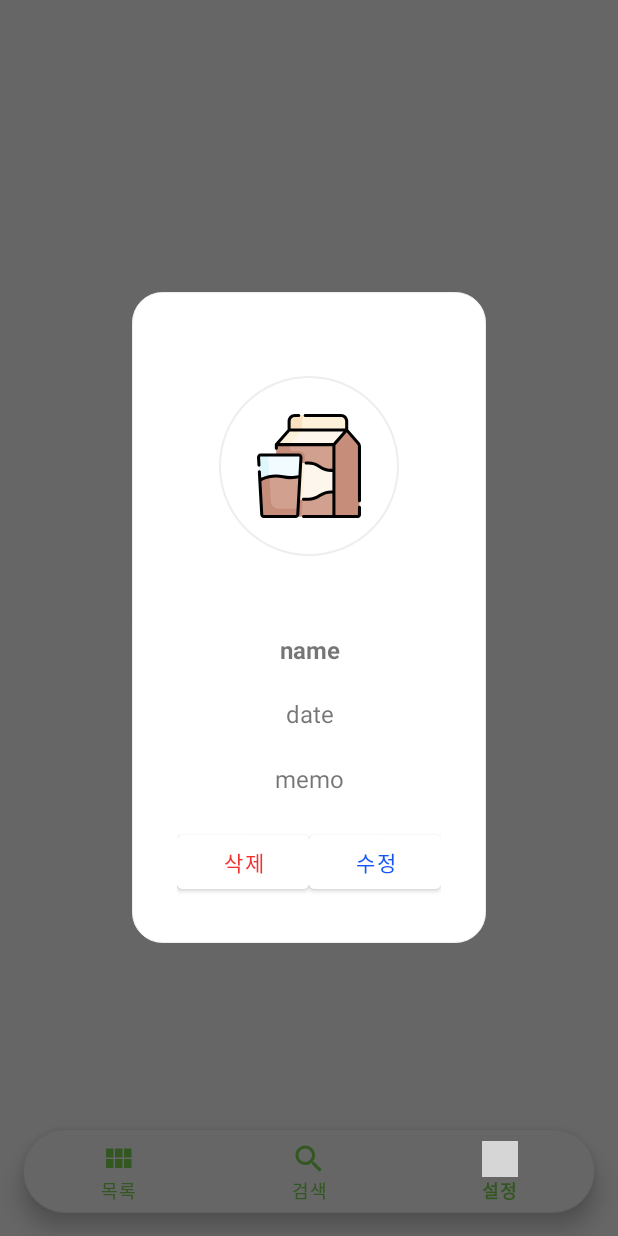
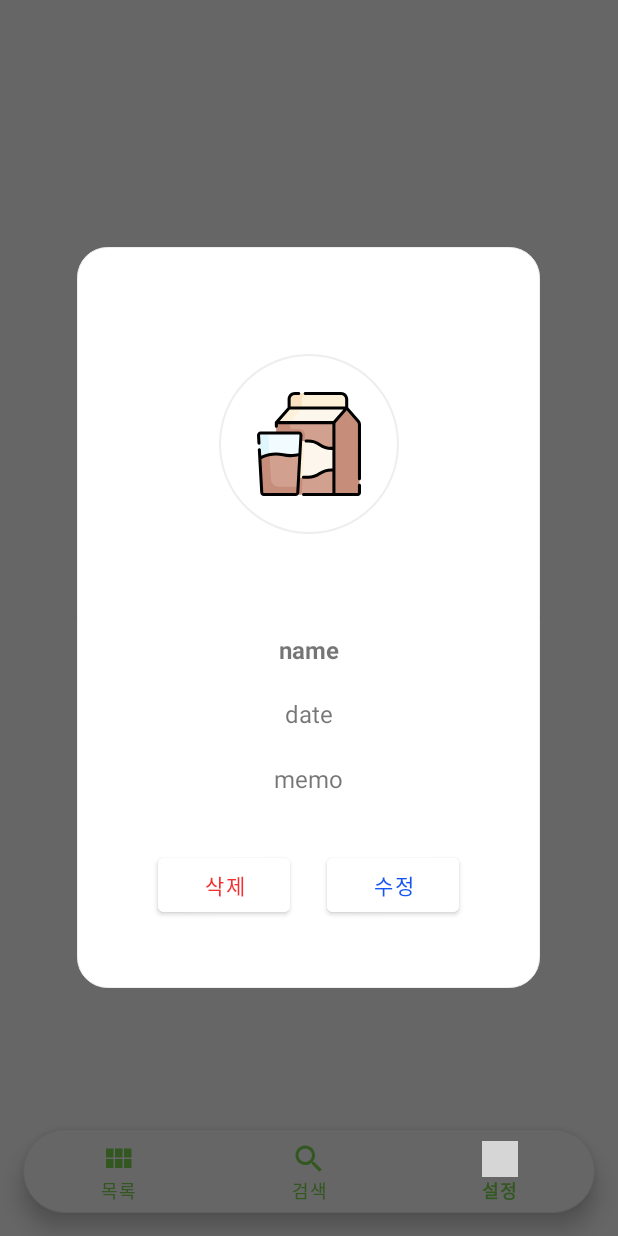
Before and after one commit to BU-IOS/buios, an Android app: the fragment DialogItem placed in its activity, item 3 of the bottom bar chosen, on a phone screen of 412 x 824 dp. Run offline under Robolectric (Android 15) with nearby library versions, the phone set to English and light mode, and no system bars; grey boxes are pictures that could not be loaded.

Commit message:
[feat] Add category select dialog
- 카테고리를 선택하는 DialogCategorySelect 다이얼로그 작성
- Fragment에서 Bundle을 이용하여 데이터 주고받도록 구현
- DialogItem 다이얼로그 사이즈를 비율에 맞게 표시되도록 수정

```diff
--- a/app/src/main/java/com/buios/buios/DialogItem.java
+++ b/app/src/main/java/com/buios/buios/DialogItem.java
@@ -1,11 +1,16 @@
 package com.buios.buios;
 
+import android.content.DialogInterface;
 import android.graphics.Color;
+import android.graphics.Point;
 import android.graphics.drawable.ColorDrawable;
 import android.os.Bundle;
+import android.view.Display;
+import android.view.Gravity;
 import android.view.LayoutInflater;
 import android.view.View;
 import android.view.ViewGroup;
+import android.view.Window;
 import android.widget.Button;
 import android.widget.EditText;
 import android.widget.ImageButton;
@@ -14,11 +19,13 @@ import android.widget.TextView;
 import androidx.annotation.NonNull;
 import androidx.annotation.Nullable;
 import androidx.fragment.app.DialogFragment;
+import androidx.fragment.app.FragmentManager;
 
 
 public class DialogItem extends DialogFragment {
 
   private boolean isEditing;
+
 
   // View
   ImageView category_img;
@@ -33,18 +40,26 @@ public class DialogItem extends DialogFragment {
 
   private String nametxt, datetxt, memotxt;
 
-  public DialogItem() {};
+
+  FragmentManager fm;
+
+  public DialogItem() {
+  }
+
   public static DialogItem getInstance() {
     DialogItem e = new DialogItem();
     return e;
   }
 
+
   @Nullable
   @Override
   public View onCreateView(@NonNull LayoutInflater inflater, @Nullable ViewGroup container,
       @Nullable Bundle savedInstanceState) {
-    View dialogView =  inflater.inflate(R.layout.dialg_itemview, container, false);
+    View dialogView = inflater.inflate(R.layout.dialg_itemview, container, false);
     getDialog().getWindow().setBackgroundDrawable(new ColorDrawable(Color.TRANSPARENT));
+
+    fm = getFragmentManager();
 
     isEditing = false;
 
@@ -136,18 +151,47 @@ public class DialogItem extends DialogFragment {
     category_imgbtn.setOnClickListener(new View.OnClickListener() {
       @Override
       public void onClick(View v) {
+        //dialog fragment 수행 -> 카테고리 번호 받아옴
+        DialogCategorySelect dialog = DialogCategorySelect.getInstance();
+        dialog.show(fm, "categorydialog");
 
+        fm.executePendingTransactions();
 
+        dialog.getDialog().setOnDismissListener(new DialogInterface.OnDismissListener() {
+          @Override
+          public void onDismiss(DialogInterface dialog) {
+            int i = getArguments().getInt("click", -1);
+            if (i != -1) {
+              setimg(i);
+            }
+          }
+        });
       }
     });
-
-
 
     return dialogView;
   }
 
 
+  @Override
+  public void onResume() {
+    super.onResume();
 
+    // 화면 비율 조절
+    Window window = getDialog().getWindow();
+    Point size = new Point();
+
+    Display display = window.getWindowManager().getDefaultDisplay();
+    display.getSize(size);
+
+    int width = size.x;
+    int height = size.y;
+
+    window.setLayout((int) (width * 0.75), (int) (height * 0.6));
+    window.setGravity(Gravity.CENTER);
+
+
+  }
 
 
   protected void setimg(int number) {
--- a/app/src/main/java/com/buios/buios/FragmentItemList.java
+++ b/app/src/main/java/com/buios/buios/FragmentItemList.java
@@ -54,8 +54,12 @@ public class FragmentItemList extends Fragment {
 
         // 아이템을 추가하는 다이얼로그 작성 예정.
         // MARK : 현재 코드는 테스트용임
+
+        Bundle bundle = new Bundle();
+        bundle.putInt("category", 3);
         FragmentManager fm = getFragmentManager();
         DialogItem dialog = DialogItem.getInstance();
+        dialog.setArguments(bundle);
         dialog.show(fm, "itemdialog");
 
       }
--- a/app/src/main/res/layout/dialg_itemview.xml
+++ b/app/src/main/res/layout/dialg_itemview.xml
@@ -170,6 +170,7 @@
       app:layout_constraintBottom_toBottomOf="parent"
       app:layout_constraintLeft_toLeftOf="parent"
       app:layout_constraintRight_toLeftOf="@id/dialog_itemview_modifybtn"
+      app:layout_constraintHorizontal_chainStyle="spread"
       app:layout_constraintTop_toTopOf="parent" />
 
     <Button
@@ -181,7 +182,7 @@
       android:textColor="@color/blue"
       app:layout_constraintBottom_toBottomOf="parent"
       app:layout_constraintLeft_toRightOf="@id/dialog_itemview_deletebtn"
-
+      app:layout_constraintHorizontal_chainStyle="spread"
       app:layout_constraintRight_toRightOf="parent"
       app:layout_constraintTop_toTopOf="parent" />
 
--- a/app/src/main/res/layout/fragment_item_list.xml
+++ b/app/src/main/res/layout/fragment_item_list.xml
@@ -156,6 +156,7 @@
 
   <!--  리스트 표시 -->
   <ListView
+    android:id="@+id/fragment_itemlist_listview"
     android:layout_width="match_parent"
     android:layout_height="match_parent"
     app:layout_constraintTop_toBottomOf="@id/fragment_itemlist_sort_btn"
```
Also changed, not shown: app/src/main/java/com/buios/buios/DialogCategorySelect.java (added, +58 -0 lines), app/src/main/res/layout/dialog_category_select.xml (added, +72 -0 lines).
